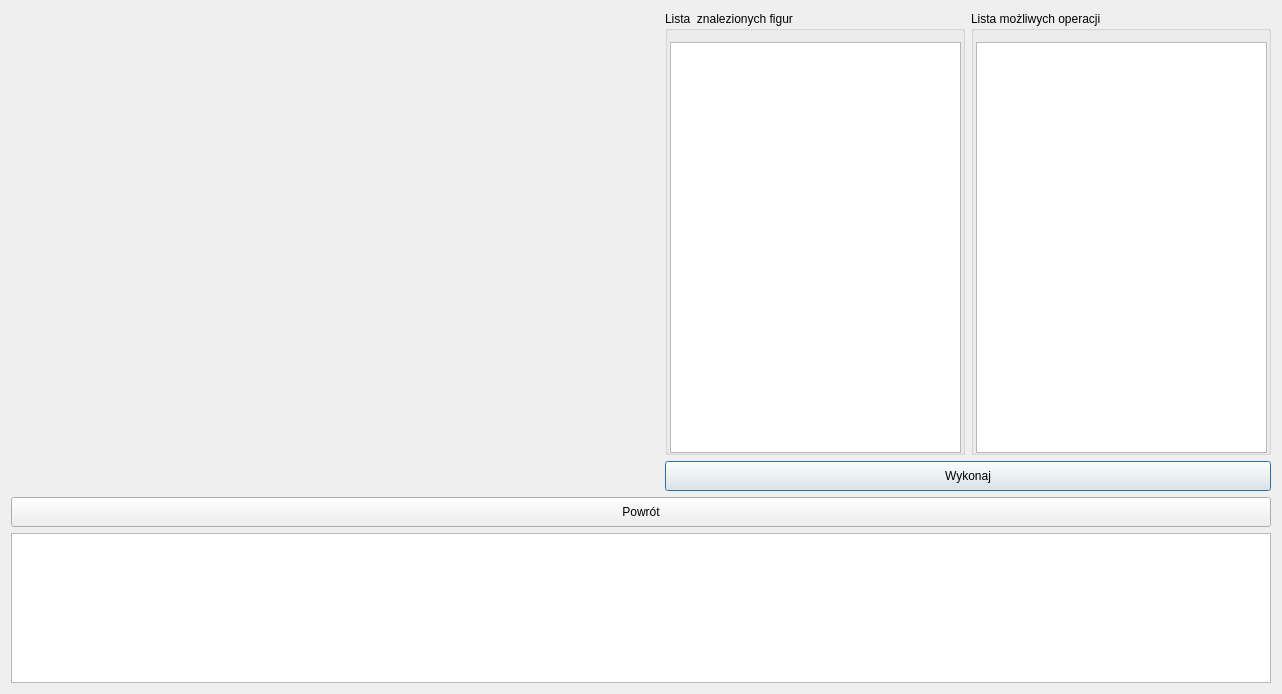
This is OpenCV/autocontrol.ui in tpyrek/BScThesis as Qt 5 draws it before an edit. The edited form follows.
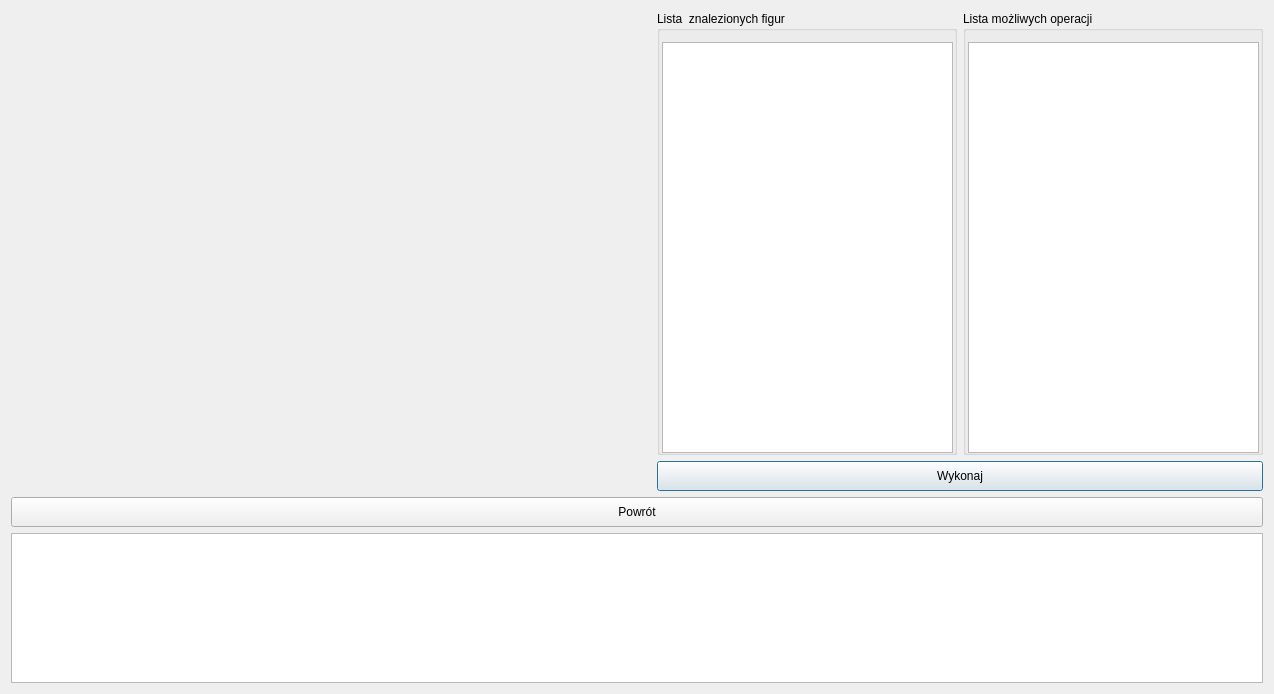
This is the edited form.

Commit message: QLabel instead of QWidget, to display openCV image

Patch:
```diff
--- a/OpenCV/autocontrol.ui
+++ b/OpenCV/autocontrol.ui
@@ -6,7 +6,7 @@
    <rect>
     <x>0</x>
     <y>0</y>
-    <width>1280</width>
+    <width>1272</width>
     <height>692</height>
    </rect>
   </property>
@@ -87,22 +87,6 @@
        </widget>
       </widget>
      </item>
-     <item row="0" column="0" rowspan="3">
-      <widget class="QWidget" name="openCVWidget" native="true">
-       <property name="minimumSize">
-        <size>
-         <width>648</width>
-         <height>480</height>
-        </size>
-       </property>
-       <property name="maximumSize">
-        <size>
-         <width>648</width>
-         <height>480</height>
-        </size>
-       </property>
-      </widget>
-     </item>
      <item row="3" column="0" colspan="3">
       <widget class="QPushButton" name="returnPushButton">
        <property name="minimumSize">
@@ -122,6 +106,19 @@
        </property>
       </widget>
      </item>
+     <item row="0" column="0" rowspan="3">
+      <widget class="QLabel" name="openCVLabel">
+       <property name="minimumSize">
+        <size>
+         <width>640</width>
+         <height>480</height>
+        </size>
+       </property>
+       <property name="text">
+        <string/>
+       </property>
+      </widget>
+     </item>
     </layout>
    </item>
    <item row="1" column="0">
```
The commit also changes 1 other file.
